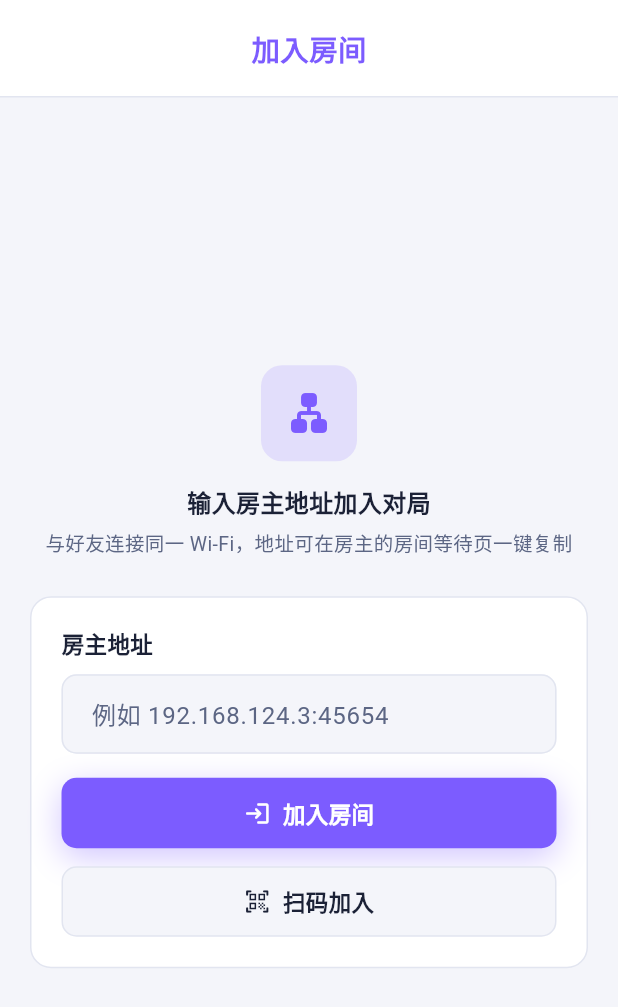
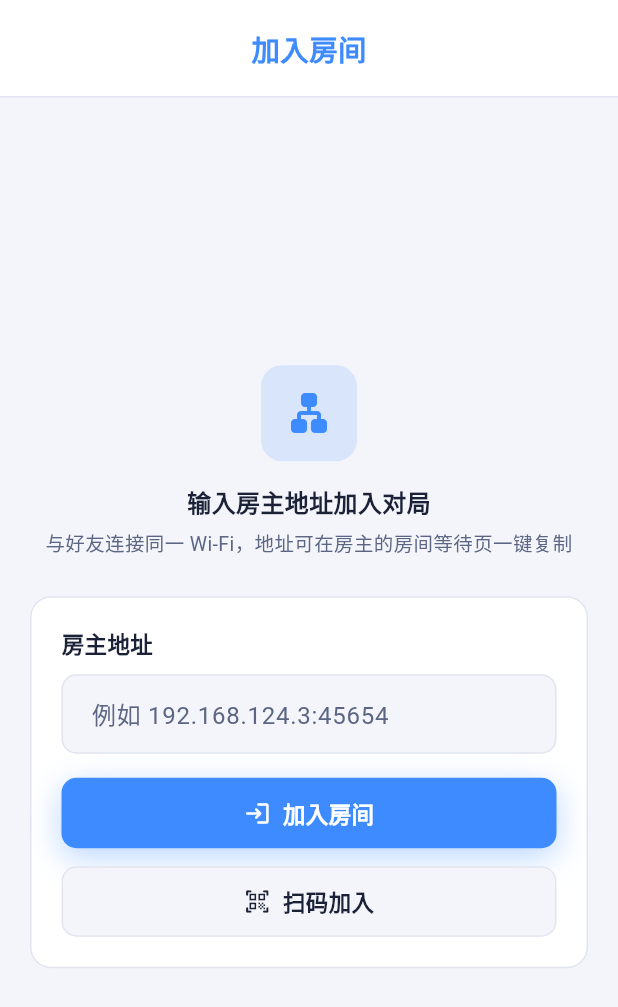
Before and after one commit to merrick-shen/horyx, a Flutter app: the RoomJoinPage screen opened directly, on a phone screen of 412 x 824 dp. Shown: the top 1007 px of the screen. Run offline on Flutter 3.47's test engine with Material 3 defaults, Android fonts, the phone set to English and light mode, and no system bars; our stand-ins replace flutter_svg, package_info_plus, qr_flutter, shared_preferences; missing offline and left inert: flame, flutter_soloud, mobile_scanner; accounts and stored records are empty; network calls fail.

Commit message:
ui: 应用默认主题色调整为蓝色

```diff
--- a/lib/app/pages/settings/theme_settings_page.dart
+++ b/lib/app/pages/settings/theme_settings_page.dart
@@ -43,10 +43,10 @@ class ThemeSettingsPage extends StatelessWidget {
     ),
   ];
 
-  /// 预设主题色彩列表；首位为默认品牌紫
+  /// 预设主题色彩列表；首位为默认蓝
   static const List<Color> _presetColors = [
     AppPalette.brandPrimary,
-    Color(0xFF3D8BFF),
+    Color(0xFF7C5CFF),
     Color(0xFF1FB6C9),
     Color(0xFF2FBF71),
     Color(0xFFF5A623),
--- a/lib/shared/theme/app_theme.dart
+++ b/lib/shared/theme/app_theme.dart
@@ -35,8 +35,8 @@ class AppPalette extends ThemeExtension<AppPalette> {
   /// 品牌强调色（UI 统一使用纯色，不使用渐变；深浅主题共用同一强调色）
   final Color primary;
 
-  /// 默认品牌紫：未自定义主题色彩时的强调色
-  static const Color brandPrimary = Color(0xFF7C5CFF);
+  /// 默认蓝：未自定义主题色彩时的强调色
+  static const Color brandPrimary = Color(0xFF3D8BFF);
 
   /// 深色调色板：纯黑背景 + 中性灰表面色
   static const AppPalette dark = AppPalette(
@@ -49,7 +49,7 @@ class AppPalette extends ThemeExtension<AppPalette> {
     primary: brandPrimary,
   );
 
-  /// 浅色调色板：冷白底 + 淡紫灰层次，保持品牌紫强调色
+  /// 浅色调色板：冷白底 + 淡灰层次，保持蓝强调色
   static const AppPalette light = AppPalette(
     scaffoldBg: Color(0xFFF4F5FA),
     surfaceBg: Color(0xFFFFFFFF),
```
Also changed, not shown: 1 other file.
